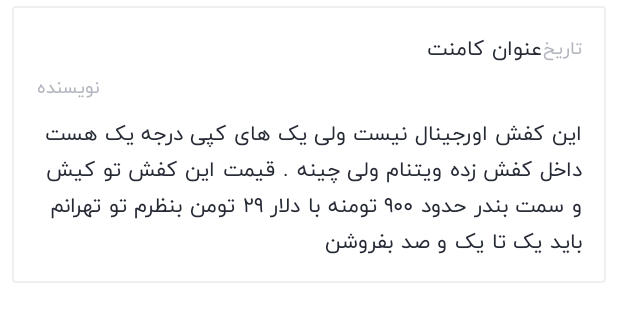
After one commit to AbolfazlAbbac/DigiShoes, an Android app: the layout item_comments.xml on its own in the app's theme, with its tools: preview values and no code run, on a phone screen of 412 x 824 dp. The commit adds this screen. Shown: the top 322 px of the screen. Run offline under Robolectric (Android 15) with nearby library versions, the phone set to English and light mode, and no system bars; network calls fail.

Commit message:
Add 3 Frist Comments in Product Deatil Page

```diff
--- a/app/src/main/java/com/example/digishoes/common/NikeSingleObserver.kt
+++ b/app/src/main/java/com/example/digishoes/common/DigiSingleObserver.kt
@@ -5,7 +5,7 @@ import io.reactivex.disposables.CompositeDisposable
 import io.reactivex.disposables.Disposable
 import timber.log.Timber
 
-abstract class NikeSingleObserver<T>(val compositeDisposable: CompositeDisposable) :
+abstract class DigiSingleObserver<T>(val compositeDisposable: CompositeDisposable) :
     SingleObserver<T> {
     override fun onSubscribe(d: Disposable) {
         compositeDisposable.add(d)
--- a/app/src/main/java/com/example/digishoes/common/base.kt
+++ b/app/src/main/java/com/example/digishoes/common/base.kt
@@ -1,6 +1,7 @@
 package com.example.digishoes.common
 
 import android.content.Context
+import android.provider.Settings.Global.getString
 import android.view.LayoutInflater
 import android.view.View
 import androidx.appcompat.app.AppCompatActivity
@@ -18,6 +19,8 @@ abstract class NikeFragment : NikeView, Fragment() {
 
     override val viewContext: Context?
         get() = context
+
+
 
 }
 
--- /dev/null
+++ b/app/src/main/java/com/example/digishoes/data/Author.kt
@@ -0,0 +1,5 @@
+package com.example.digishoes.data
+
+data class Author(
+    val email: String
+)
--- a/app/src/main/java/com/example/digishoes/feature/main/MainViewModel.kt
+++ b/app/src/main/java/com/example/digishoes/feature/main/MainViewModel.kt
@@ -20,7 +20,7 @@ class MainViewModel(productRepository: ProductRepository, bannerRepository: Bann
             .subscribeOn(Schedulers.io())
             .observeOn(AndroidSchedulers.mainThread())
             .doFinally { progressBar.value = false }
-            .subscribe(object : NikeSingleObserver<List<Product>>(compositeDisposable) {
+            .subscribe(object : DigiSingleObserver<List<Product>>(compositeDisposable) {
                 override fun onSuccess(t: List<Product>) {
                     productLiveData.value = t
                 }
@@ -30,7 +30,7 @@ class MainViewModel(productRepository: ProductRepository, bannerRepository: Bann
             .subscribeOn(Schedulers.io())
             .observeOn(AndroidSchedulers.mainThread())
             .doFinally { progressBar.value = false }
-            .subscribe(object : NikeSingleObserver<List<Product>>(compositeDisposable) {
+            .subscribe(object : DigiSingleObserver<List<Product>>(compositeDisposable) {
                 override fun onSuccess(t: List<Product>) {
                     productLiveData_Popular.value = t
                 }
@@ -40,7 +40,7 @@ class MainViewModel(productRepository: ProductRepository, bannerRepository: Bann
         bannerRepository.getBanners()
             .subscribeOn(Schedulers.io())
             .observeOn(AndroidSchedulers.mainThread())
-            .subscribe(object : NikeSingleObserver<List<Banner>>(compositeDisposable) {
+            .subscribe(object : DigiSingleObserver<List<Banner>>(compositeDisposable) {
                 override fun onSuccess(t: List<Banner>) {
                     bannerLiveData.value = t
                 }
--- a/app/src/main/java/com/example/digishoes/service/http/ApiService.kt
+++ b/app/src/main/java/com/example/digishoes/service/http/ApiService.kt
@@ -1,7 +1,7 @@
 package com.example.digishoes.service.http
 
 import com.example.digishoes.data.Banner
-import com.example.digishoes.data.LATEST_SORT
+import com.example.digishoes.data.Comment
 import com.example.digishoes.data.Product
 import io.reactivex.Single
 import retrofit2.Retrofit
@@ -16,6 +16,9 @@ interface ApiService {
 
     @GET("banner/slider")
     fun getBanner(): Single<List<Banner>>
+
+    @GET("comment/list")
+    fun getComments(@Query("product_id") productId: Int): Single<List<Comment>>
 }
 
 fun getApiServiceInstance(): ApiService {
--- /dev/null
+++ b/app/src/main/res/drawable/background_comments.xml
@@ -0,0 +1,9 @@
+<?xml version="1.0" encoding="utf-8"?>
+<shape xmlns:android="http://schemas.android.com/apk/res/android"
+    android:shape="rectangle">
+    <stroke
+        android:width="1dp"
+        android:color="?divideColor" />
+
+    <corners android:radius="2dp" />
+</shape>
--- /dev/null
+++ b/app/src/main/res/layout/item_comments.xml
@@ -0,0 +1,57 @@
+<?xml version="1.0" encoding="utf-8"?>
+<androidx.constraintlayout.widget.ConstraintLayout xmlns:android="http://schemas.android.com/apk/res/android"
+    xmlns:app="http://schemas.android.com/apk/res-auto"
+    xmlns:tools="http://schemas.android.com/tools"
+    android:layout_width="match_parent"
+    android:layout_height="wrap_content"
+    android:layout_marginStart="8dp"
+    android:layout_marginTop="4dp"
+    android:layout_marginEnd="8dp"
+    android:background="@drawable/background_comments"
+    android:padding="16dp">
+
+    <TextView
+        android:id="@+id/commentTitleTv"
+        android:layout_width="0dp"
+        android:layout_height="wrap_content"
+        android:gravity="right"
+        android:textAppearance="@style/TextAppearance.MyTheme.Body1"
+        app:layout_constraintEnd_toStartOf="@+id/commentDateTv"
+        app:layout_constraintStart_toStartOf="parent"
+        app:layout_constraintTop_toTopOf="parent"
+        tools:text="عنوان کامنت" />
+
+    <TextView
+        android:id="@+id/commentDateTv"
+        android:layout_width="wrap_content"
+        android:layout_height="wrap_content"
+        android:textAppearance="@style/TextAppearance.MyTheme.Body2"
+        android:textColor="?android:textColorSecondary"
+        app:layout_constraintBottom_toBottomOf="@+id/commentTitleTv"
+        app:layout_constraintEnd_toEndOf="parent"
+        app:layout_constraintTop_toTopOf="parent"
+        tools:text="تاریخ" />
+
+    <TextView
+        android:id="@+id/commentAuthorTv"
+        android:layout_width="wrap_content"
+        android:layout_height="wrap_content"
+        android:layout_marginTop="4dp"
+        android:textAppearance="@style/TextAppearance.MyTheme.Body2"
+        android:textColor="?android:textColorSecondary"
+        app:layout_constraintStart_toStartOf="parent"
+        app:layout_constraintTop_toBottomOf="@+id/commentTitleTv"
+        tools:text="نویسنده" />
+
+    <TextView
+        android:id="@+id/commentContentTv"
+        android:layout_width="0dp"
+        android:layout_height="wrap_content"
+        android:layout_marginTop="8dp"
+        android:gravity="right"
+        android:textAppearance="@style/TextAppearance.MyTheme.Body1"
+        app:layout_constraintEnd_toEndOf="parent"
+        app:layout_constraintStart_toStartOf="parent"
+        app:layout_constraintTop_toBottomOf="@+id/commentAuthorTv"
+        tools:text="این کفش اورجینال نیست ولی یک های کپی درجه یک هست داخل کفش زده ویتنام ولی چینه . قیمت این کفش تو کیش و سمت بندر حدود ۹۰۰ تومنه با دلار ۲۹ تومن بنظرم تو تهرانم باید یک تا یک و صد بفروشن" />
+</androidx.constraintlayout.widget.ConstraintLayout>
```
Also changed, not shown: app/src/main/java/com/example/digishoes/App.kt (+8 -11 lines), app/src/main/java/com/example/digishoes/data/Comment.kt (added, +9 -0 lines), app/src/main/java/com/example/digishoes/data/repo/CommentRepository.kt (added, +11 -0 lines), app/src/main/java/com/example/digishoes/data/repo/CommentRepositoryImp.kt (added, +14 -0 lines), app/src/main/java/com/example/digishoes/data/source/CommentDataSource.kt (added, +11 -0 lines), app/src/main/java/com/example/digishoes/data/source/CommentRemoteDataSource.kt (added, +13 -0 lines), app/src/main/java/com/example/digishoes/feature/main/ProductAdapter.kt (+11 -8 lines), app/src/main/java/com/example/digishoes/feature/main/ProductAdapterPopular.kt (+6 -3 lines), app/src/main/java/com/example/digishoes/product/CommentAdapter.kt (added, +45 -0 lines), app/src/main/java/com/example/digishoes/product/ProductDetailViewModel.kt (+17 -1 lines), app/src/main/java/com/example/digishoes/product/ProductDetails.kt (+25 -4 lines), app/src/main/res/layout/activity_product_details.xml (+10 -25 lines), app/src/main/java/com/example/digishoes/common/ExteraKeys.kt (line endings or trailing spaces), 1 other file.
